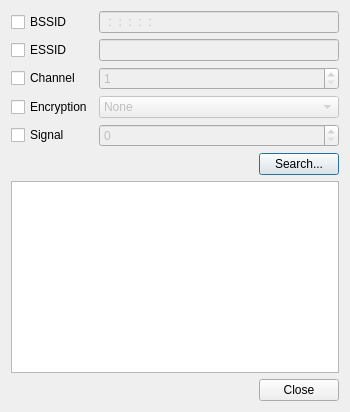
bktruss/qnetaddressbook, file ui/searchdialog.ui: the form before one commit.
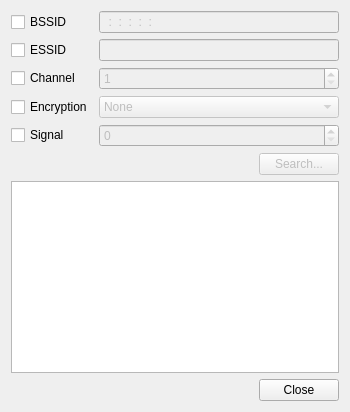
The form after the commit.

Commit message: Added input validation to sarch dialog.

The edit to the form file:
```diff
--- a/ui/searchdialog.ui
+++ b/ui/searchdialog.ui
@@ -147,7 +147,7 @@
      <item>
       <widget class="QPushButton" name="searchButton">
        <property name="enabled">
-        <bool>true</bool>
+        <bool>false</bool>
        </property>
        <property name="text">
         <string>Search...</string>
```
Left out of the diff: 3 changed lines with no effect on the pictures. The commit also changes 2 other files.
